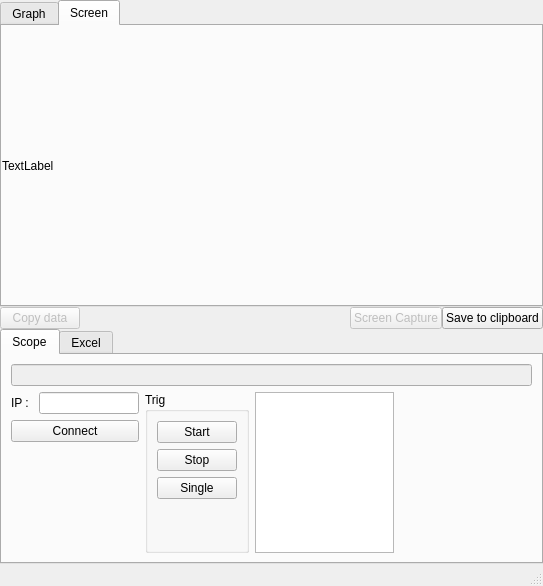
le-Bark/ScopeCommander, file scopeCommanderMain window.ui: the form before one commit.
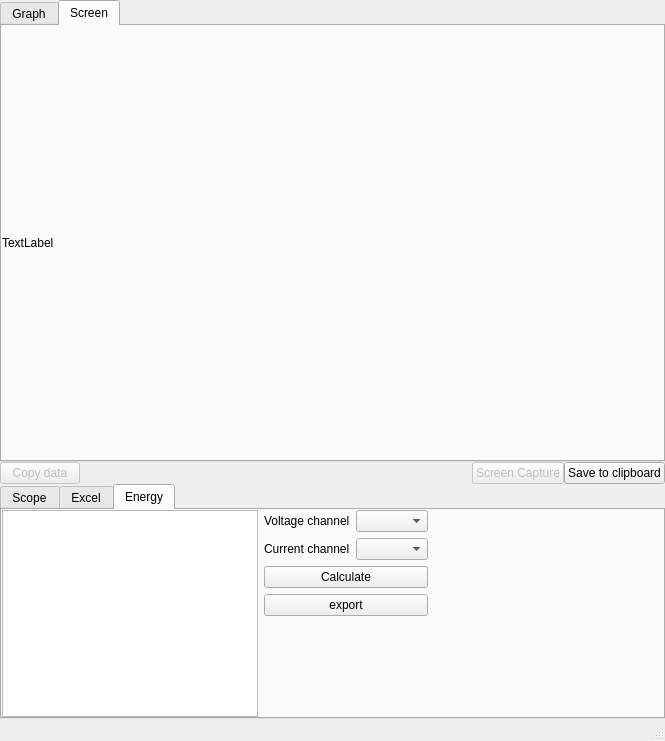
The form after the commit. The open tabs and pages were chosen to show the change. Custom widgets are drawn as their Qt base class.

Commit message: energy and channel table

The edit to the form file:
```diff
--- a/scopeCommanderMain window.ui
+++ b/scopeCommanderMain window.ui
@@ -6,8 +6,8 @@
    <rect>
     <x>0</x>
     <y>0</y>
-    <width>543</width>
-    <height>586</height>
+    <width>665</width>
+    <height>741</height>
    </rect>
   </property>
   <property name="windowTitle">
@@ -341,9 +341,38 @@
               <height>500</height>
              </size>
             </property>
+            <property name="font">
+             <font>
+              <pointsize>8</pointsize>
+             </font>
+            </property>
+            <property name="verticalScrollBarPolicy">
+             <enum>Qt::ScrollBarAlwaysOff</enum>
+            </property>
+            <property name="horizontalScrollBarPolicy">
+             <enum>Qt::ScrollBarAlwaysOff</enum>
+            </property>
+            <property name="autoScroll">
+             <bool>false</bool>
+            </property>
             <property name="tabKeyNavigation">
              <bool>true</bool>
             </property>
+            <property name="rowCount">
+             <number>0</number>
+            </property>
+            <property name="columnCount">
+             <number>0</number>
+            </property>
+            <attribute name="horizontalHeaderCascadingSectionResizes">
+             <bool>false</bool>
+            </attribute>
+            <attribute name="horizontalHeaderStretchLastSection">
+             <bool>true</bool>
+            </attribute>
+            <attribute name="verticalHeaderVisible">
+             <bool>false</bool>
+            </attribute>
            </widget>
           </item>
           <item>
@@ -445,6 +474,116 @@
         </item>
        </layout>
       </widget>
+      <widget class="QWidget" name="energyTab">
+       <attribute name="title">
+        <string>Energy</string>
+       </attribute>
+       <layout class="QHBoxLayout" name="horizontalLayout_6">
+        <property name="leftMargin">
+         <number>0</number>
+        </property>
+        <property name="topMargin">
+         <number>0</number>
+        </property>
+        <property name="rightMargin">
+         <number>0</number>
+        </property>
+        <property name="bottomMargin">
+         <number>0</number>
+        </property>
+        <item>
+         <widget class="QTableView" name="energyTableView"/>
+        </item>
+        <item>
+         <layout class="QVBoxLayout" name="verticalLayout_7">
+          <property name="leftMargin">
+           <number>0</number>
+          </property>
+          <item>
+           <layout class="QHBoxLayout" name="horizontalLayout_8">
+            <property name="leftMargin">
+             <number>0</number>
+            </property>
+            <item>
+             <layout class="QHBoxLayout" name="horizontalLayout_9">
+              <property name="leftMargin">
+               <number>0</number>
+              </property>
+              <item>
+               <widget class="QLabel" name="label">
+                <property name="text">
+                 <string>Voltage channel</string>
+                </property>
+               </widget>
+              </item>
+              <item>
+               <widget class="QComboBox" name="energyVoltageComboBox"/>
+              </item>
+             </layout>
+            </item>
+           </layout>
+          </item>
+          <item>
+           <layout class="QHBoxLayout" name="horizontalLayout_10">
+            <property name="leftMargin">
+             <number>0</number>
+            </property>
+            <item>
+             <widget class="QLabel" name="label_2">
+              <property name="text">
+               <string>Current channel</string>
+              </property>
+             </widget>
+            </item>
+            <item>
+             <widget class="QComboBox" name="energyCurrentcomboBox"/>
+            </item>
+           </layout>
+          </item>
+          <item>
+           <widget class="QPushButton" name="calculateEnergyButton">
+            <property name="text">
+             <string>Calculate</string>
+            </property>
+           </widget>
+          </item>
+          <item>
+           <widget class="QPushButton" name="energyExportButton">
+            <property name="text">
+             <string>export</string>
+            </property>
+           </widget>
+          </item>
+          <item>
+           <spacer name="verticalSpacer_4">
+            <property name="orientation">
+             <enum>Qt::Vertical</enum>
+            </property>
+            <property name="sizeHint" stdset="0">
+             <size>
+              <width>20</width>
+              <height>40</height>
+             </size>
+            </property>
+           </spacer>
+          </item>
+         </layout>
+        </item>
+        <item>
+         <spacer name="horizontalSpacer_4">
+          <property name="orientation">
+           <enum>Qt::Horizontal</enum>
+          </property>
+          <property name="sizeHint" stdset="0">
+           <size>
+            <width>40</width>
+            <height>20</height>
+           </size>
+          </property>
+         </spacer>
+        </item>
+       </layout>
+      </widget>
      </widget>
     </item>
    </layout>
```
The commit also changes 4 other files.
